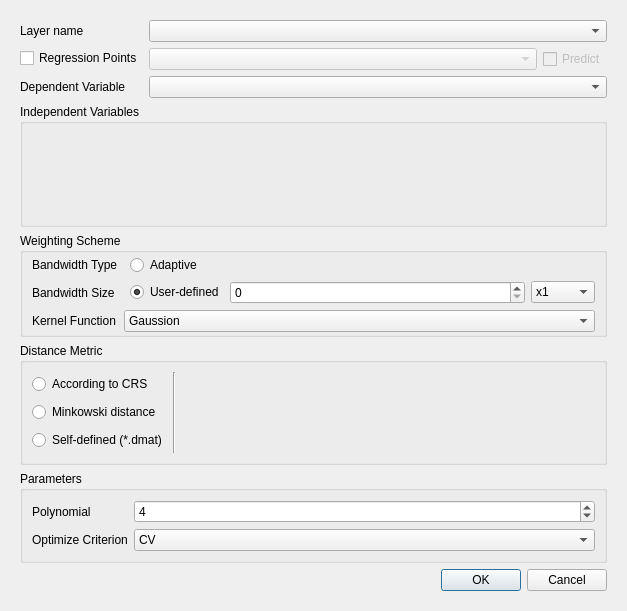
This is src/gwmscalablegwroptionsdialog.ui in GWmodel-Lab/GWmodelS as Qt 5 draws it before an edit. The edited form follows.
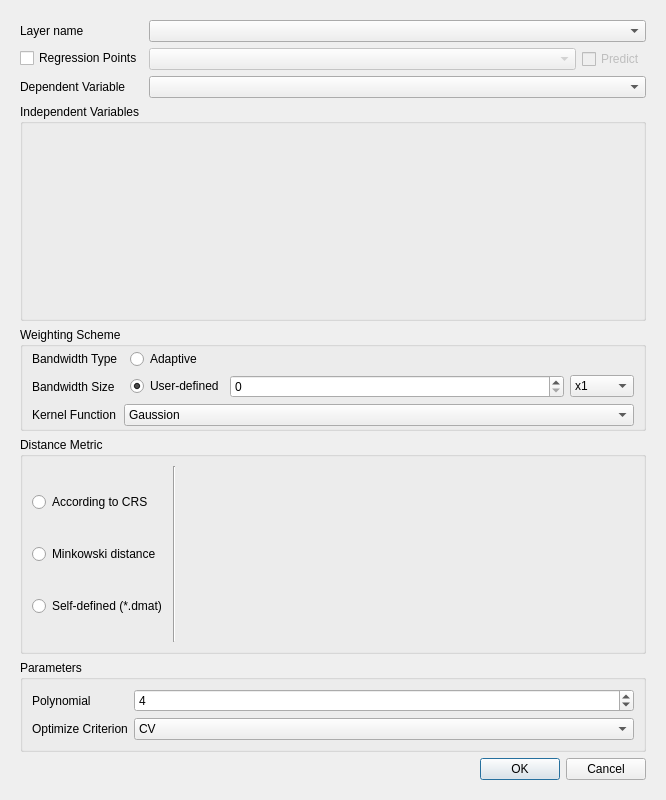
This is the edited form. Custom widgets are drawn as their Qt base class.

Diff of the .ui file:
```diff
--- a/src/gwmscalablegwroptionsdialog.ui
+++ b/src/gwmscalablegwroptionsdialog.ui
@@ -6,8 +6,8 @@
    <rect>
     <x>0</x>
     <y>0</y>
-    <width>627</width>
-    <height>611</height>
+    <width>666</width>
+    <height>800</height>
    </rect>
   </property>
   <property name="windowTitle">
```
